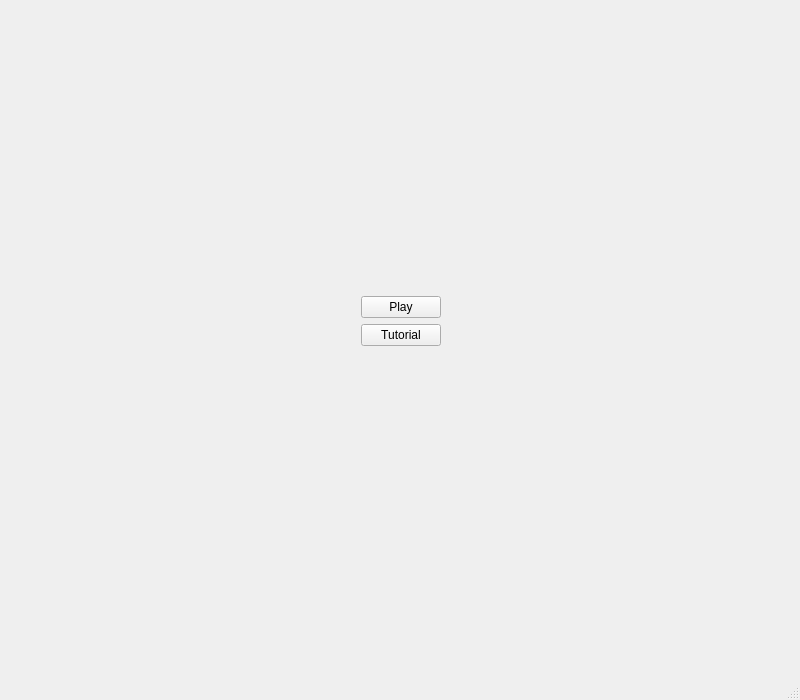
Rodrigo-BZ/Tetris, file MenuWindow.ui: the form before one commit.
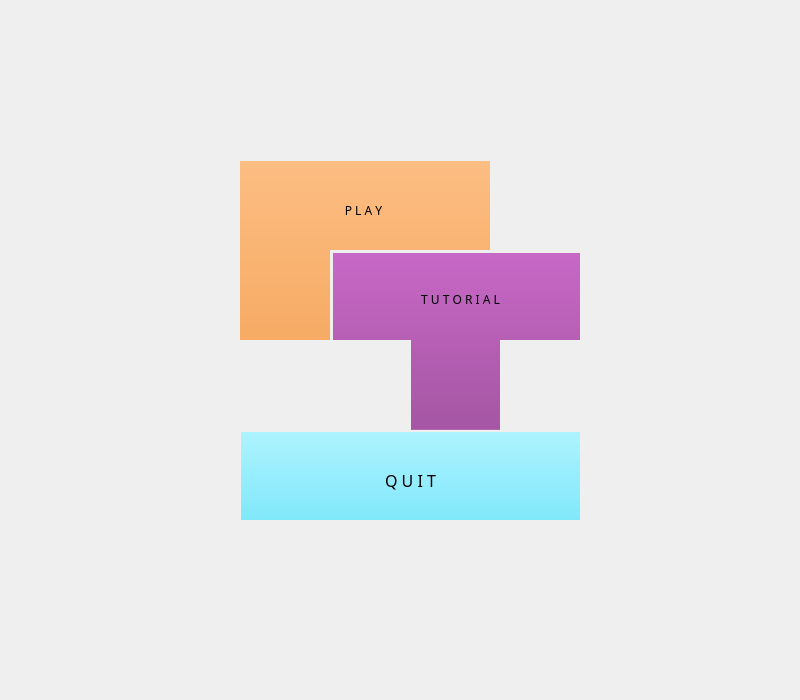
The form after the commit. Icons and pictures are not drawn.

Commit message: Changes style of menu window

Diff of the .ui file:
```diff
--- a/MenuWindow.ui
+++ b/MenuWindow.ui
@@ -10,146 +10,365 @@
     <height>700</height>
    </rect>
   </property>
+  <property name="minimumSize">
+   <size>
+    <width>800</width>
+    <height>700</height>
+   </size>
+  </property>
+  <property name="maximumSize">
+   <size>
+    <width>800</width>
+    <height>700</height>
+   </size>
+  </property>
+  <property name="font">
+   <font>
+    <family>8514oem</family>
+    <pointsize>12</pointsize>
+   </font>
+  </property>
   <property name="windowTitle">
    <string>MenuWindow</string>
   </property>
   <widget class="QWidget" name="centralwidget">
-   <widget class="QWidget" name="">
+   <widget class="QPushButton" name="btnQuit">
     <property name="geometry">
      <rect>
-      <x>10</x>
-      <y>10</y>
-      <width>781</width>
-      <height>621</height>
+      <x>220</x>
+      <y>430</y>
+      <width>381</width>
+      <height>101</height>
      </rect>
     </property>
-    <layout class="QVBoxLayout" name="verticalLayout_2">
-     <item>
-      <spacer name="verticalSpacer">
-       <property name="orientation">
-        <enum>Qt::Orientation::Vertical</enum>
-       </property>
-       <property name="sizeType">
-        <enum>QSizePolicy::Policy::Expanding</enum>
-       </property>
-       <property name="sizeHint" stdset="0">
-        <size>
-         <width>20</width>
-         <height>40</height>
-        </size>
-       </property>
-      </spacer>
-     </item>
-     <item>
-      <layout class="QHBoxLayout" name="horizontalLayout_3">
-       <item>
-        <spacer name="horizontalSpacer_3">
-         <property name="orientation">
-          <enum>Qt::Orientation::Horizontal</enum>
-         </property>
-         <property name="sizeHint" stdset="0">
-          <size>
-           <width>40</width>
-           <height>20</height>
-          </size>
-         </property>
-        </spacer>
-       </item>
-       <item>
-        <widget class="QPushButton" name="btnPlay">
-         <property name="text">
-          <string>Play</string>
-         </property>
-        </widget>
-       </item>
-       <item>
-        <spacer name="horizontalSpacer_4">
-         <property name="orientation">
-          <enum>Qt::Orientation::Horizontal</enum>
-         </property>
-         <property name="sizeHint" stdset="0">
-          <size>
-           <width>40</width>
-           <height>20</height>
-          </size>
-         </property>
-        </spacer>
-       </item>
-      </layout>
-     </item>
-     <item>
-      <layout class="QHBoxLayout" name="horizontalLayout">
-       <item>
-        <spacer name="horizontalSpacer">
-         <property name="orientation">
-          <enum>Qt::Orientation::Horizontal</enum>
-         </property>
-         <property name="sizeType">
-          <enum>QSizePolicy::Policy::Expanding</enum>
-         </property>
-         <property name="sizeHint" stdset="0">
-          <size>
-           <width>40</width>
-           <height>20</height>
-          </size>
-         </property>
-        </spacer>
-       </item>
-       <item>
-        <widget class="QPushButton" name="btnTutorial">
-         <property name="text">
-          <string>Tutorial</string>
-         </property>
-        </widget>
-       </item>
-       <item>
-        <spacer name="horizontalSpacer_2">
-         <property name="orientation">
-          <enum>Qt::Orientation::Horizontal</enum>
-         </property>
-         <property name="sizeType">
-          <enum>QSizePolicy::Policy::Expanding</enum>
-         </property>
-         <property name="sizeHint" stdset="0">
-          <size>
-           <width>40</width>
-           <height>20</height>
-          </size>
-         </property>
-        </spacer>
-       </item>
-      </layout>
-     </item>
-     <item>
-      <spacer name="verticalSpacer_2">
-       <property name="orientation">
-        <enum>Qt::Orientation::Vertical</enum>
-       </property>
-       <property name="sizeType">
-        <enum>QSizePolicy::Policy::Expanding</enum>
-       </property>
-       <property name="sizeHint" stdset="0">
-        <size>
-         <width>20</width>
-         <height>40</height>
-        </size>
-       </property>
-      </spacer>
-     </item>
-    </layout>
+    <property name="font">
+     <font>
+      <family>8514oem</family>
+      <pointsize>12</pointsize>
+     </font>
+    </property>
+    <property name="cursor">
+     <cursorShape>PointingHandCursor</cursorShape>
+    </property>
+    <property name="styleSheet">
+     <string notr="true">background-color: rgb(81, 225, 252);</string>
+    </property>
+    <property name="text">
+     <string>Q U I T</string>
+    </property>
    </widget>
+   <widget class="QLabel" name="label">
+    <property name="geometry">
+     <rect>
+      <x>230</x>
+      <y>60</y>
+      <width>261</width>
+      <height>101</height>
+     </rect>
+    </property>
+    <property name="autoFillBackground">
+     <bool>true</bool>
+    </property>
+    <property name="text">
+     <string/>
+    </property>
+   </widget>
+   <widget class="QLabel" name="label_2">
+    <property name="geometry">
+     <rect>
+      <x>330</x>
+      <y>250</y>
+      <width>161</width>
+      <height>111</height>
+     </rect>
+    </property>
+    <property name="autoFillBackground">
+     <bool>true</bool>
+    </property>
+    <property name="text">
+     <string/>
+    </property>
+   </widget>
+   <widget class="QLabel" name="label_3">
+    <property name="geometry">
+     <rect>
+      <x>230</x>
+      <y>340</y>
+      <width>101</width>
+      <height>20</height>
+     </rect>
+    </property>
+    <property name="autoFillBackground">
+     <bool>true</bool>
+    </property>
+    <property name="text">
+     <string/>
+    </property>
+   </widget>
+   <widget class="QLabel" name="label_4">
+    <property name="geometry">
+     <rect>
+      <x>220</x>
+      <y>60</y>
+      <width>20</width>
+      <height>291</height>
+     </rect>
+    </property>
+    <property name="autoFillBackground">
+     <bool>true</bool>
+    </property>
+    <property name="text">
+     <string/>
+    </property>
+   </widget>
+   <widget class="QLabel" name="label_5">
+    <property name="geometry">
+     <rect>
+      <x>490</x>
+      <y>60</y>
+      <width>20</width>
+      <height>291</height>
+     </rect>
+    </property>
+    <property name="autoFillBackground">
+     <bool>true</bool>
+    </property>
+    <property name="text">
+     <string/>
+    </property>
+   </widget>
+   <widget class="QLabel" name="label_6">
+    <property name="geometry">
+     <rect>
+      <x>210</x>
+      <y>410</y>
+      <width>191</width>
+      <height>16</height>
+     </rect>
+    </property>
+    <property name="autoFillBackground">
+     <bool>true</bool>
+    </property>
+    <property name="text">
+     <string/>
+    </property>
+   </widget>
+   <widget class="QLabel" name="label_7">
+    <property name="geometry">
+     <rect>
+      <x>580</x>
+      <y>250</y>
+      <width>16</width>
+      <height>191</height>
+     </rect>
+    </property>
+    <property name="autoFillBackground">
+     <bool>true</bool>
+    </property>
+    <property name="text">
+     <string/>
+    </property>
+   </widget>
+   <widget class="QLabel" name="label_8">
+    <property name="geometry">
+     <rect>
+      <x>330</x>
+      <y>250</y>
+      <width>271</width>
+      <height>3</height>
+     </rect>
+    </property>
+    <property name="autoFillBackground">
+     <bool>true</bool>
+    </property>
+    <property name="text">
+     <string/>
+    </property>
+   </widget>
+   <widget class="QLabel" name="label_9">
+    <property name="geometry">
+     <rect>
+      <x>330</x>
+      <y>250</y>
+      <width>3</width>
+      <height>181</height>
+     </rect>
+    </property>
+    <property name="autoFillBackground">
+     <bool>true</bool>
+    </property>
+    <property name="text">
+     <string/>
+    </property>
+   </widget>
+   <widget class="QLabel" name="label_10">
+    <property name="geometry">
+     <rect>
+      <x>320</x>
+      <y>340</y>
+      <width>91</width>
+      <height>91</height>
+     </rect>
+    </property>
+    <property name="autoFillBackground">
+     <bool>true</bool>
+    </property>
+    <property name="text">
+     <string/>
+    </property>
+   </widget>
+   <widget class="QLabel" name="label_11">
+    <property name="geometry">
+     <rect>
+      <x>500</x>
+      <y>340</y>
+      <width>91</width>
+      <height>91</height>
+     </rect>
+    </property>
+    <property name="autoFillBackground">
+     <bool>true</bool>
+    </property>
+    <property name="text">
+     <string/>
+    </property>
+   </widget>
+   <widget class="QLabel" name="label_13">
+    <property name="geometry">
+     <rect>
+      <x>580</x>
+      <y>430</y>
+      <width>31</width>
+      <height>111</height>
+     </rect>
+    </property>
+    <property name="autoFillBackground">
+     <bool>true</bool>
+    </property>
+    <property name="text">
+     <string/>
+    </property>
+   </widget>
+   <widget class="QLabel" name="label_14">
+    <property name="geometry">
+     <rect>
+      <x>210</x>
+      <y>430</y>
+      <width>381</width>
+      <height>2</height>
+     </rect>
+    </property>
+    <property name="autoFillBackground">
+     <bool>true</bool>
+    </property>
+    <property name="text">
+     <string/>
+    </property>
+   </widget>
+   <widget class="QLabel" name="label_12">
+    <property name="geometry">
+     <rect>
+      <x>220</x>
+      <y>420</y>
+      <width>21</width>
+      <height>181</height>
+     </rect>
+    </property>
+    <property name="autoFillBackground">
+     <bool>true</bool>
+    </property>
+    <property name="text">
+     <string/>
+    </property>
+   </widget>
+   <widget class="QLabel" name="label_15">
+    <property name="geometry">
+     <rect>
+      <x>210</x>
+      <y>520</y>
+      <width>381</width>
+      <height>21</height>
+     </rect>
+    </property>
+    <property name="autoFillBackground">
+     <bool>true</bool>
+    </property>
+    <property name="text">
+     <string/>
+    </property>
+   </widget>
+   <widget class="QPushButton" name="btnPlay">
+    <property name="geometry">
+     <rect>
+      <x>228</x>
+      <y>70</y>
+      <width>271</width>
+      <height>281</height>
+     </rect>
+    </property>
+    <property name="font">
+     <font>
+      <family>8514oem</family>
+      <pointsize>9</pointsize>
+     </font>
+    </property>
+    <property name="cursor">
+     <cursorShape>PointingHandCursor</cursorShape>
+    </property>
+    <property name="styleSheet">
+     <string notr="true">background-color: rgb(246, 146, 48);</string>
+    </property>
+    <property name="text">
+     <string>P L A Y</string>
+    </property>
+   </widget>
+   <widget class="QPushButton" name="btnTutorial">
+    <property name="geometry">
+     <rect>
+      <x>330</x>
+      <y>250</y>
+      <width>261</width>
+      <height>181</height>
+     </rect>
+    </property>
+    <property name="font">
+     <font>
+      <family>8514oem</family>
+      <pointsize>9</pointsize>
+     </font>
+    </property>
+    <property name="cursor">
+     <cursorShape>PointingHandCursor</cursorShape>
+    </property>
+    <property name="styleSheet">
+     <string notr="true">background-color: rgb(149, 54, 146);
+text-align: top;
+padding-top: 40px;</string>
+    </property>
+    <property name="text">
+     <string>T U T O R I A L</string>
+    </property>
+   </widget>
+   <zorder>btnPlay</zorder>
+   <zorder>layoutWidget</zorder>
+   <zorder>btnQuit</zorder>
+   <zorder>label</zorder>
+   <zorder>label_2</zorder>
+   <zorder>label_4</zorder>
+   <zorder>label_5</zorder>
+   <zorder>btnTutorial</zorder>
+   <zorder>label_6</zorder>
+   <zorder>label_7</zorder>
+   <zorder>label_8</zorder>
+   <zorder>label_9</zorder>
+   <zorder>label_10</zorder>
+   <zorder>label_11</zorder>
+   <zorder>label_13</zorder>
+   <zorder>label_14</zorder>
+   <zorder>label_12</zorder>
+   <zorder>label_15</zorder>
+   <zorder>label_3</zorder>
   </widget>
-  <widget class="QMenuBar" name="menubar">
-   <property name="geometry">
-    <rect>
-     <x>0</x>
-     <y>0</y>
-     <width>800</width>
-     <height>25</height>
-    </rect>
-   </property>
-  </widget>
-  <widget class="QStatusBar" name="statusbar"/>
  </widget>
  <resources/>
  <connections/>
```
Left out of the diff: 5 changed lines with no effect on the pictures. The commit also changes 1 other file.
